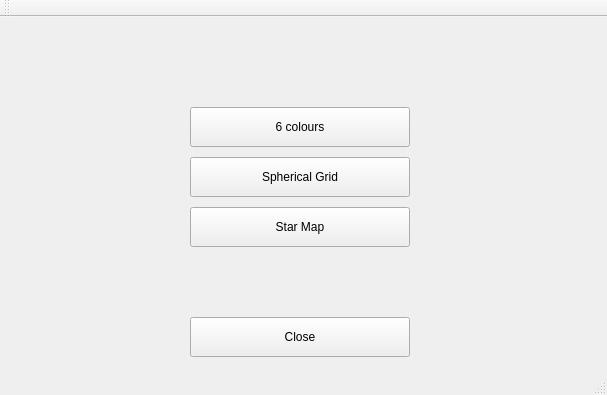
NissimHadar/hifi, file tools/cubemap-creator/src/ui/CubemapCreator.ui: the form before one commit.
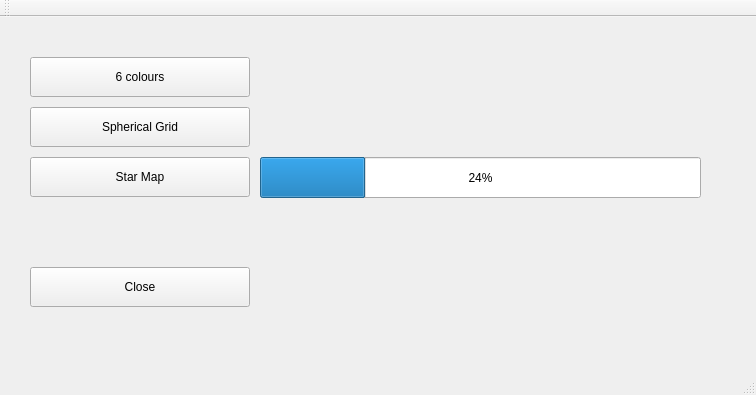
The form after the commit.

What changed in the file:
```diff
--- a/tools/cubemap-creator/src/ui/CubemapCreator.ui
+++ b/tools/cubemap-creator/src/ui/CubemapCreator.ui
@@ -6,7 +6,7 @@
    <rect>
     <x>0</x>
     <y>0</y>
-    <width>607</width>
+    <width>756</width>
     <height>395</height>
    </rect>
   </property>
@@ -17,8 +17,8 @@
    <widget class="QPushButton" name="closeButton">
     <property name="geometry">
      <rect>
-      <x>190</x>
-      <y>300</y>
+      <x>30</x>
+      <y>250</y>
       <width>220</width>
       <height>40</height>
      </rect>
@@ -30,8 +30,8 @@
    <widget class="QPushButton" name="create6ColorsButton">
     <property name="geometry">
      <rect>
-      <x>190</x>
-      <y>90</y>
+      <x>30</x>
+      <y>40</y>
       <width>220</width>
       <height>40</height>
      </rect>
@@ -43,8 +43,8 @@
    <widget class="QPushButton" name="createSphericalGridButton">
     <property name="geometry">
      <rect>
-      <x>190</x>
-      <y>140</y>
+      <x>30</x>
+      <y>90</y>
       <width>220</width>
       <height>40</height>
      </rect>
@@ -56,8 +56,8 @@
    <widget class="QPushButton" name="createStarMapButton">
     <property name="geometry">
      <rect>
-      <x>190</x>
-      <y>190</y>
+      <x>30</x>
+      <y>140</y>
       <width>220</width>
       <height>40</height>
      </rect>
@@ -66,6 +66,19 @@
      <string>Star Map</string>
     </property>
    </widget>
+   <widget class="QProgressBar" name="progressBar">
+    <property name="geometry">
+     <rect>
+      <x>260</x>
+      <y>140</y>
+      <width>441</width>
+      <height>41</height>
+     </rect>
+    </property>
+    <property name="value">
+     <number>24</number>
+    </property>
+   </widget>
   </widget>
   <widget class="QMenuBar" name="menuBar">
    <property name="geometry">
```
Left out of the diff: 2 changed lines with no effect on the pictures.
